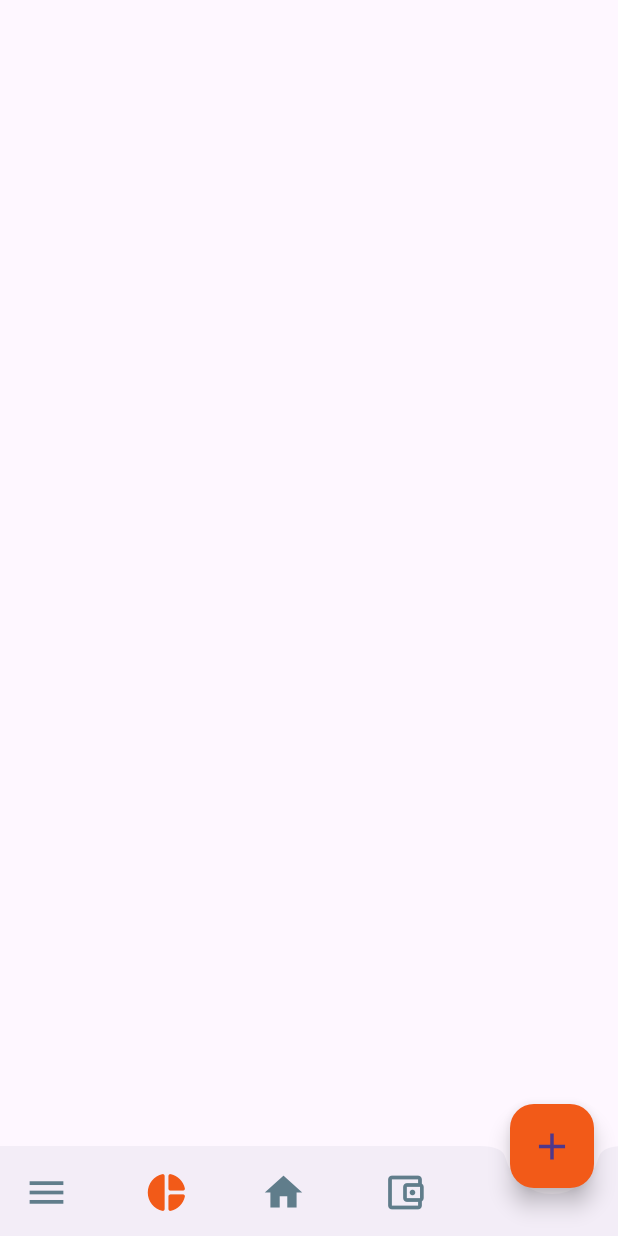
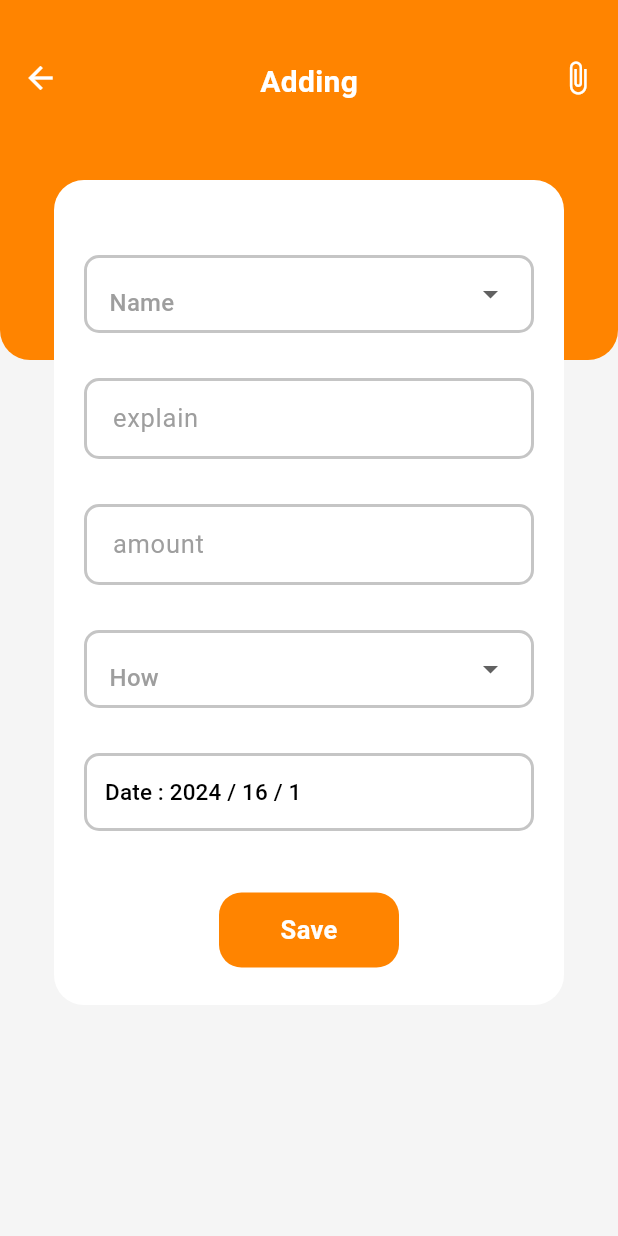
Before and after one commit to Akib-Mahmud-Omio/Quidvy, a Flutter app: the Bottom screen opened directly, item 2 of the bottom bar chosen, after a tap on the "add" icon, on a phone screen of 412 x 824 dp. Run offline on Flutter 3.47's test engine with Material 3 defaults, Android fonts, the phone set to English and light mode, and no system bars; our stand-ins replace cloud_firestore, firebase_auth, firebase_core; accounts and stored records are empty.

Commit message:
omio3_add_button

```diff
--- a/lib/main.dart
+++ b/lib/main.dart
@@ -2,6 +2,7 @@ import 'package:firebase_core/firebase_core.dart';
 import 'package:flutter/material.dart';
 import 'package:quidvy/pages/login.dart';
 import 'firebase_options.dart';
+
 
 void main() async{
   WidgetsFlutterBinding.ensureInitialized();
--- /dev/null
+++ b/lib/pages/add_data.dart
@@ -0,0 +1,37 @@
+import 'package:cloud_firestore/cloud_firestore.dart';
+
+class AddData {
+  String name;
+  String explain;
+  String amount;
+  String IN;
+  DateTime datetime;
+  String userEmail;
+  String type;
+
+  AddData(this.IN, this.amount, this.datetime, this.explain, this.name, this.userEmail, this.type);
+
+  Map<String, dynamic> toJson() {
+    return {
+      'name': name,
+      'explain': explain,
+      'amount': amount,
+      'IN': IN,
+      'datetime': Timestamp.fromDate(datetime),
+      'userEmail': userEmail,
+      'type': type,
+    };
+  }
+
+  factory AddData.fromJson(Map<String, dynamic> json) {
+    return AddData(
+      json['IN'] as String,
+      json['amount'] as String,
+      (json['datetime'] as Timestamp).toDate(),
+      json['explain'] as String,
+      json['name'] as String,
+      json['userEmail'] as String,
+      json['type'] as String,
+    );
+  }
+}
--- /dev/null
+++ b/lib/pages/add_screen.dart
@@ -0,0 +1,417 @@
+import 'package:flutter/material.dart';
+import 'package:cloud_firestore/cloud_firestore.dart';
+import 'package:quidvy/pages/add_data.dart';
+
+class AddScreen extends StatefulWidget {
+  const AddScreen({Key? key, required this.userEmail}) : super(key: key);
+
+  final String userEmail;
+
+  @override
+  State<AddScreen> createState() => _AddScreenState();
+}
+
+class _AddScreenState extends State<AddScreen> {
+  final CollectionReference _usersCollection = FirebaseFirestore.instance.collection('users');
+  late CollectionReference<Map<String, dynamic>> _expensesCollection;
+  late CollectionReference<Map<String, dynamic>> _incomesCollection;
+
+  TextEditingController amount_c = TextEditingController();
+  TextEditingController expalin_C = TextEditingController();
+
+  DateTime date = DateTime.now();
+  late FocusNode amount_;
+  late FocusNode ex;
+
+  String? selctedItem;
+  String? selctedItemi;
+
+  List<String> _item = [
+    'Food',
+    'Transport',
+    'Education',
+  ];
+
+  List<String> _itemei = [
+    'Salary',
+    'Business',
+    'Gift',
+  ];
+
+  @override
+  void initState() {
+    super.initState();
+    amount_ = FocusNode();
+    ex = FocusNode();
+
+    if (widget.userEmail != null) {
+      _expensesCollection = _usersCollection.doc(widget.userEmail).collection('expenses');
+      _incomesCollection = _usersCollection.doc(widget.userEmail).collection('incomes');
+    } else {
+      print('Error: userEmail is null in initState.');
+    }
+  }
+
+
+  @override
+  void dispose() {
+    amount_.dispose();
+    ex.dispose();
+    super.dispose();
+  }
+
+  @override
+  Widget build(BuildContext context) {
+    return Scaffold(
+      backgroundColor: Colors.grey.shade100,
+      body: SafeArea(
+        child: Stack(
+          alignment: AlignmentDirectional.center,
+          children: [
+            background_container(context),
+            Positioned(
+              top: 120,
+              child: main_container(),
+            ),
+          ],
+        ),
+      ),
+    );
+  }
+
+  Container main_container() {
+    return Container(
+      decoration: BoxDecoration(
+        borderRadius: BorderRadius.circular(20),
+        color: Colors.white,
+      ),
+      height: 550,
+      width: 340,
+      child: Column(
+        children: [
+          SizedBox(height: 50),
+          name(),
+          SizedBox(height: 30),
+          explain(),
+          SizedBox(height: 30),
+          amount(),
+          SizedBox(height: 30),
+          How(),
+          SizedBox(height: 30),
+          date_time(),
+          Spacer(),
+          save(),
+          SizedBox(height: 25),
+        ],
+      ),
+    );
+  }
+
+  void updateBalance(double amount, {required bool isExpense}) async {
+    try {
+      DocumentSnapshot<Map<String, dynamic>> userDoc = await _usersCollection.doc(widget.userEmail).get() as DocumentSnapshot<Map<String, dynamic>>;
+
+      double currentBalance = userDoc['currentBalance'] ?? 0.0;
+
+      if (isExpense) {
+        currentBalance -= amount;
+      } else {
+        currentBalance += amount;
+      }
+
+      await _usersCollection.doc(widget.userEmail).update({'currentBalance': currentBalance});
+    } catch (e) {
+      print('Error updating balance: $e');
+    }
+  }
+
+  GestureDetector save() {
+    return GestureDetector(
+      onTap: () {
+        var add = AddData(
+          selctedItemi!,
+          amount_c.text,
+          date,
+          expalin_C.text,
+          selctedItem!,
+          widget.userEmail,
+          'expenses',
+        );
+
+        if (add.type == 'expenses') {
+          _expensesCollection.add(add.toJson());
+          updateBalance(double.parse(amount_c.text), isExpense: true);
+        } else {
+          _incomesCollection.add(add.toJson());
+          updateBalance(double.parse(amount_c.text), isExpense: false);
+        }
+
+        Navigator.of(context).pop();
+      },
+      child: Container(
+        alignment: Alignment.center,
+        decoration: BoxDecoration(
+          borderRadius: BorderRadius.circular(15),
+          color: Color(0xffff8400),
+        ),
+        width: 120,
+        height: 50,
+        child: Text(
+          'Save',
+          style: TextStyle(
+            fontFamily: 'f',
+            fontWeight: FontWeight.w600,
+            color: Colors.white,
+            fontSize: 17,
+          ),
+        ),
+      ),
+    );
+  }
+
+  Widget date_time() {
+    return Container(
+      alignment: Alignment.bottomLeft,
+      decoration: BoxDecoration(
+          borderRadius: BorderRadius.circular(10),
+          border: Border.all(width: 2, color: Color(0xffC5C5C5))),
+      width: 300,
+      child: TextButton(
+        onPressed: () async {
+          DateTime? newDate = await showDatePicker(
+              context: context,
+              initialDate: date,
+              firstDate: DateTime(2020),
+              lastDate: DateTime(2100));
+          if (newDate == Null) return;
+          setState(() {
+            date = newDate!;
+          });
+        },
+        child: Text(
+          'Date : ${date.year} / ${date.day} / ${date.month}',
+          style: TextStyle(
+            fontSize: 15,
+            color: Colors.black,
+          ),
+        ),
+      ),
+    );
+  }
+
+  Padding How() {
+    return Padding(
+      padding: const EdgeInsets.symmetric(horizontal: 15),
+      child: Container(
+        padding: EdgeInsets.symmetric(horizontal: 15),
+        width: 300,
+        decoration: BoxDecoration(
+          borderRadius: BorderRadius.circular(10),
+          border: Border.all(
+            width: 2,
+            color: Color(0xffC5C5C5),
+          ),
+        ),
+        child: DropdownButton<String>(
+          value: selctedItemi,
+          onChanged: ((value) {
+            setState(() {
+              selctedItemi = value!;
+            });
+          }),
+          items: _itemei
+              .map((e) => DropdownMenuItem(
+            child: Container(
+              alignment: Alignment.center,
+              child: Row(
+                children: [
+                  Text(
+                    e,
+                    style: TextStyle(fontSize: 18),
+                  )
+                ],
+              ),
+            ),
+            value: e,
+          ))
+              .toList(),
+          selectedItemBuilder: (BuildContext context) => _itemei
+              .map((e) => Row(
+            children: [Text(e)],
+          ))
+              .toList(),
+          hint: Padding(
+            padding: const EdgeInsets.only(top: 12),
+            child: Text(
+              'How',
+              style: TextStyle(color: Colors.grey),
+            ),
+          ),
+          dropdownColor: Colors.white,
+          isExpanded: true,
+          underline: Container(),
+        ),
+      ),
+    );
+  }
+
+  Padding amount() {
+    return Padding(
+      padding: const EdgeInsets.symmetric(horizontal: 20),
+      child: TextField(
+        keyboardType: TextInputType.number,
+        focusNode: amount_,
+        controller: amount_c,
+        decoration: InputDecoration(
+          contentPadding: EdgeInsets.symmetric(horizontal: 15, vertical: 15),
+          labelText: 'amount',
+          labelStyle: TextStyle(fontSize: 17, color: Colors.grey.shade500),
+          enabledBorder: OutlineInputBorder(
+              borderRadius: BorderRadius.circular(10),
+              borderSide: BorderSide(width: 2, color: Color(0xffC5C5C5))),
+          focusedBorder: OutlineInputBorder(
+              borderRadius: BorderRadius.circular(10),
+              borderSide: BorderSide(width: 2, color: Color(0xffff8400))),
+        ),
+      ),
+    );
+  }
+
+  Padding explain() {
+    return Padding(
+      padding: const EdgeInsets.symmetric(horizontal: 20),
+      child: TextField(
+        focusNode: ex,
+        controller: expalin_C,
+        decoration: InputDecoration(
+          contentPadding: EdgeInsets.symmetric(horizontal: 15, vertical: 15),
+          labelText: 'explain',
+          labelStyle: TextStyle(fontSize: 17, color: Colors.grey.shade500),
+          enabledBorder: OutlineInputBorder(
+              borderRadius: BorderRadius.circular(10),
+              borderSide: BorderSide(width: 2, color: Color(0xffC5C5C5))),
+          focusedBorder: OutlineInputBorder(
+              borderRadius: BorderRadius.circular(10),
+              borderSide: BorderSide(width: 2, color: Color(0xffff8400))),
+        ),
+      ),
+    );
+  }
+
+  Padding name() {
+    return Padding(
+      padding: const EdgeInsets.symmetric(horizontal: 15),
+      child: Container(
+        padding: EdgeInsets.symmetric(horizontal: 15),
+        width: 300,
+        decoration: BoxDecoration(
+          borderRadius: BorderRadius.circular(10),
+          border: Border.all(
+            width: 2,
+            color: Color(0xffC5C5C5),
+          ),
+        ),
+        child: DropdownButton<String>(
+          value: selctedItem,
+          onChanged: ((value) {
+            setState(() {
+              selctedItem = value!;
+            });
+          }),
+          items: _item
+              .map((e) => DropdownMenuItem(
+            child: Container(
+              alignment: Alignment.center,
+              child: Row(
+                children: [
+                  Container(
+                    width: 40,
+                    child: Image.asset('images/${e}.png'),
+                  ),
+                  SizedBox(width: 10),
+                  Text(
+                    e,
+                    style: TextStyle(fontSize: 18),
+                  )
+                ],
+              ),
+            ),
+            value: e,
+          ))
+              .toList(),
+          selectedItemBuilder: (BuildContext context) => _item
+              .map((e) => Row(
+            children: [
+              Container(
+                width: 42,
+                child: Image.asset('images/${e}.png'),
+              ),
+              SizedBox(width: 5),
+              Text(e)
+            ],
+          ))
+              .toList(),
+          hint: Padding(
+            padding: const EdgeInsets.only(top: 12),
+            child: Text(
+              'Name',
+              style: TextStyle(color: Colors.grey),
+            ),
+          ),
+          dropdownColor: Colors.white,
+          isExpanded: true,
+          underline: Container(),
+        ),
+      ),
+    );
+  }
+
+  Column background_container(BuildContext context) {
+    return Column(
+      children: [
+        Container(
+          width: double.infinity,
+          height: 240,
+          decoration: BoxDecoration(
+            color: Color(0xffff8400),
+            borderRadius: BorderRadius.only(
+              bottomLeft: Radius.circular(20),
+              bottomRight: Radius.circular(20),
+            ),
+          ),
+          child: Column(
+            children: [
+              SizedBox(height: 40),
+              Padding(
+                padding: EdgeInsets.symmetric(horizontal: 15),
+                child: Row(
+                  mainAxisAlignment: MainAxisAlignment.spaceBetween,
+                  crossAxisAlignment: CrossAxisAlignment.start,
+                  children: [
+                    GestureDetector(
+                      onTap: () {
+                        Navigator.of(context).pop();
+                      },
+                      child: Icon(Icons.arrow_back, color: Colors.white),
+                    ),
+                    Text(
+                      'Adding',
+                      style: TextStyle(
+                          fontSize: 20,
+                          fontWeight: FontWeight.w600,
+                          color: Colors.white),
+                    ),
+                    Icon(
+                      Icons.attach_file_outlined,
+                      color: Colors.white,
+                    )
+                  ],
+                ),
+              )
+            ],
+          ),
+        ),
+      ],
+    );
+  }
+}
--- a/lib/pages/bottomnavigationbar.dart
+++ b/lib/pages/bottomnavigationbar.dart
@@ -2,7 +2,7 @@ import 'package:flutter/material.dart';
 import 'package:quidvy/pages/app_drawer.dart';
 import 'package:quidvy/pages/homepage.dart';
 import 'package:quidvy/pages/statistics.dart';
-
+import 'package:quidvy/pages/add_screen.dart';
 
 class Bottom extends StatefulWidget {
   const Bottom({Key? key}) : super(key: key);
@@ -20,7 +20,12 @@ class _BottomState extends State<Bottom> {
     return Scaffold(
       body: Screen[index],
       floatingActionButton: FloatingActionButton(
-        onPressed: () {},
+        onPressed: () {
+          Navigator.push(
+            context,
+            MaterialPageRoute(builder: (context) => AddScreen(userEmail: 'akibmahmudomio@gmail.com',)),
+          );
+        },
         child: Icon(Icons.add,
           size: 30,
         ),
--- a/lib/pages/login.dart
+++ b/lib/pages/login.dart
@@ -1,6 +1,7 @@
 import 'package:flutter/material.dart';
 import 'package:quidvy/pages/bottomnavigationbar.dart';
 import 'package:firebase_auth/firebase_auth.dart';
+import 'package:cloud_firestore/cloud_firestore.dart';
 class LoginPage extends StatelessWidget {
   final TextEditingController emailController = TextEditingController();
   final TextEditingController passwordController = TextEditingController();
@@ -79,8 +80,32 @@ class LoginPage extends StatelessWidget {
   }
 }
 
+class SignUpPage extends StatelessWidget {
+  final TextEditingController emailController = TextEditingController();
+  final TextEditingController passwordController = TextEditingController();
+  final TextEditingController phoneNumberController = TextEditingController();
 
-class SignUpPage extends StatelessWidget {
+  Future<void> _signUpWithEmailAndPassword(BuildContext context) async {
+    try {
+      UserCredential userCredential = await FirebaseAuth.instance.createUserWithEmailAndPassword(
+        email: emailController.text,
+        password: passwordController.text,
+      );
+
+      await FirebaseFirestore.instance.collection('users').doc(userCredential.user!.uid).set({
+        'email': emailController.text,
+        'phoneNumber': phoneNumberController.text,
+        'currentBalance': 0.0,
+        'income': 0.0,
+        'expenses': 0.0,
+      });
+
+      Navigator.pop(context);
+    } on FirebaseAuthException catch (e) {
+      print("Error: ${e.message}");
+    }
+  }
+
   @override
   Widget build(BuildContext context) {
     return Scaffold(
@@ -95,12 +120,14 @@ class SignUpPage extends StatelessWidget {
           crossAxisAlignment: CrossAxisAlignment.stretch,
           children: [
             TextField(
+              controller: emailController,
               decoration: InputDecoration(
                 hintText: 'Email',
               ),
             ),
             SizedBox(height: 12.0),
             TextField(
+              controller: passwordController,
               obscureText: true,
               decoration: InputDecoration(
                 hintText: 'Password',
@@ -108,15 +135,14 @@ class SignUpPage extends StatelessWidget {
             ),
             SizedBox(height: 12.0),
             TextField(
+              controller: phoneNumberController,
               decoration: InputDecoration(
                 hintText: 'Phone Number',
               ),
             ),
             SizedBox(height: 20.0),
             ElevatedButton(
-              onPressed: () {
-                // TODO: Implement sign up functionality
-              },
+              onPressed: () => _signUpWithEmailAndPassword(context),
               child: Text('Create Account'),
             ),
           ],
@@ -125,6 +151,8 @@ class SignUpPage extends StatelessWidget {
     );
   }
 }
+
+
 
 class ForgotPasswordPage extends StatelessWidget {
   @override
--- a/pubspec.yaml
+++ b/pubspec.yaml
@@ -37,7 +37,7 @@ dependencies:
   cupertino_icons: ^1.0.2
   firebase_core: ^2.24.2
   firebase_auth: ^4.15.3
-  cloud_firestore: ^4.13.6
+  cloud_firestore: ^4.14.0
   provider: ^6.1.1
 
 dev_dependencies:
```
Also changed, not shown: pubspec.lock.
